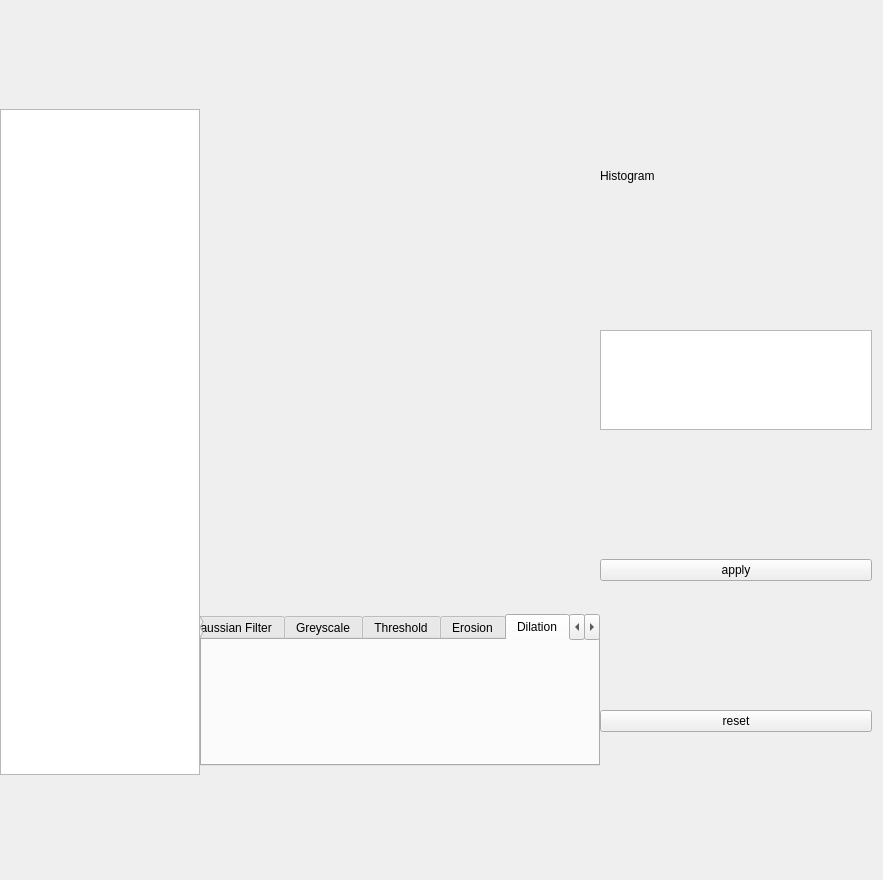
First picture: the form in dynamic_list_widgets/ui_dynamic_list_widget.ui, repository majorx234/pyqt5_examples, before the edit.
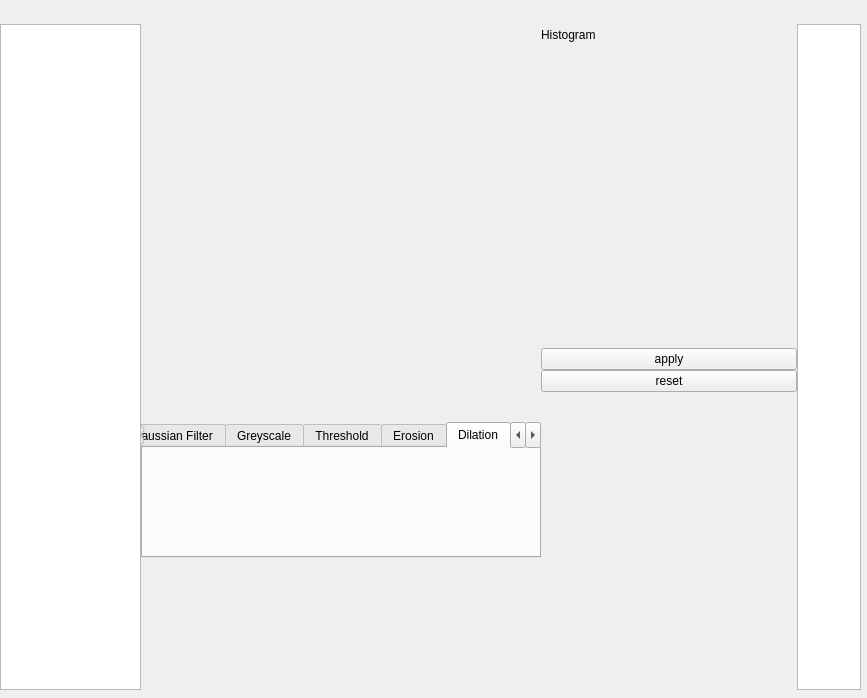
Second picture: the form after the edit.

Commit message: Change position view of elements in gui

What changed in the file:
```diff
--- a/dynamic_list_widgets/ui_dynamic_list_widget.ui
+++ b/dynamic_list_widgets/ui_dynamic_list_widget.ui
@@ -6,8 +6,8 @@
    <rect>
     <x>0</x>
     <y>0</y>
-    <width>883</width>
-    <height>880</height>
+    <width>867</width>
+    <height>698</height>
    </rect>
   </property>
   <property name="sizePolicy">
@@ -24,8 +24,8 @@
     <rect>
      <x>0</x>
      <y>22</y>
-     <width>872</width>
-     <height>840</height>
+     <width>861</width>
+     <height>671</height>
     </rect>
    </property>
    <layout class="QHBoxLayout" name="horizontalLayout">
@@ -49,7 +49,7 @@
      </widget>
     </item>
     <item>
-     <layout class="QVBoxLayout" name="verticalLayout" stretch="0,0">
+     <layout class="QVBoxLayout" name="verticalLayout" stretch="0,0,0">
       <property name="sizeConstraint">
        <enum>QLayout::SetDefaultConstraint</enum>
       </property>
@@ -436,6 +436,19 @@
         </widget>
        </widget>
       </item>
+      <item>
+       <spacer name="verticalSpacer_3">
+        <property name="orientation">
+         <enum>Qt::Vertical</enum>
+        </property>
+        <property name="sizeHint" stdset="0">
+         <size>
+          <width>20</width>
+          <height>40</height>
+         </size>
+        </property>
+       </spacer>
+      </item>
      </layout>
     </item>
     <item>
@@ -467,14 +480,17 @@
        </layout>
       </item>
       <item>
-       <widget class="QListView" name="selectedFacesListView">
-        <property name="maximumSize">
+       <spacer name="verticalSpacer_2">
+        <property name="orientation">
+         <enum>Qt::Vertical</enum>
+        </property>
+        <property name="sizeHint" stdset="0">
          <size>
-          <width>16777215</width>
-          <height>100</height>
+          <width>20</width>
+          <height>40</height>
          </size>
         </property>
-       </widget>
+       </spacer>
       </item>
       <item>
        <widget class="QPushButton" name="applyButton">
@@ -490,8 +506,34 @@
         </property>
        </widget>
       </item>
+      <item>
+       <spacer name="verticalSpacer">
+        <property name="orientation">
+         <enum>Qt::Vertical</enum>
+        </property>
+        <property name="sizeHint" stdset="0">
+         <size>
+          <width>20</width>
+          <height>40</height>
+         </size>
+        </property>
+       </spacer>
+      </item>
      </layout>
     </item>
+    <item>
+     <widget class="QListView" name="selectedFacesListView">
+      <property name="maximumSize">
+       <size>
+        <width>64</width>
+        <height>666</height>
+       </size>
+      </property>
+      <property name="horizontalScrollBarPolicy">
+       <enum>Qt::ScrollBarAlwaysOff</enum>
+      </property>
+     </widget>
+    </item>
    </layout>
   </widget>
  </widget>
```
